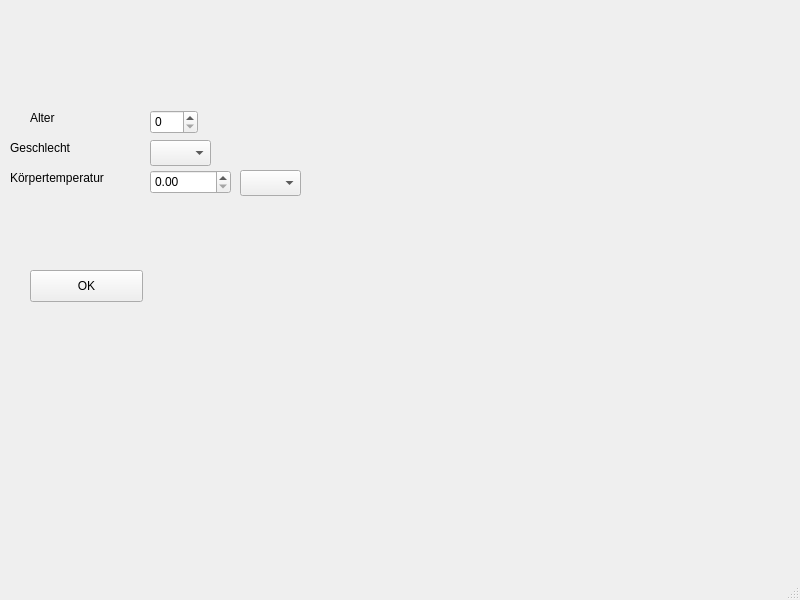
Before: the Qt Designer form FrmMain.ui in MusMuss1/CDSS_Hals, drawn with Qt 5.
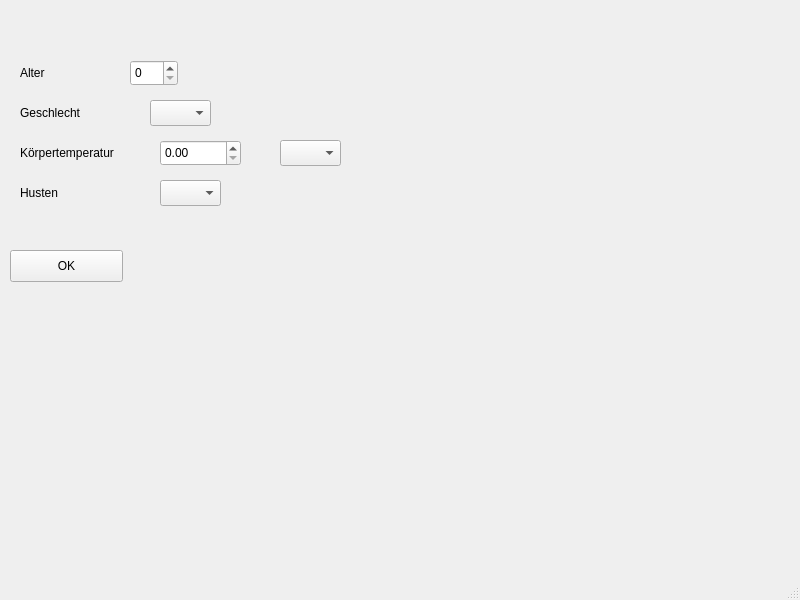
After: the same form once the commit is applied.

Commit message: Changes add Husten add create Chart for scores

```diff
--- a/FrmMain.ui
+++ b/FrmMain.ui
@@ -17,8 +17,8 @@
    <widget class="QPushButton" name="btnok">
     <property name="geometry">
      <rect>
-      <x>30</x>
-      <y>270</y>
+      <x>10</x>
+      <y>250</y>
       <width>113</width>
       <height>32</height>
      </rect>
@@ -30,20 +30,20 @@
    <widget class="QDoubleSpinBox" name="spinboxtemp">
     <property name="geometry">
      <rect>
-      <x>150</x>
-      <y>170</y>
+      <x>160</x>
+      <y>140</y>
       <width>81</width>
-      <height>24</height>
+      <height>26</height>
      </rect>
     </property>
    </widget>
    <widget class="QSpinBox" name="spinboxage">
     <property name="geometry">
      <rect>
-      <x>150</x>
-      <y>110</y>
+      <x>130</x>
+      <y>60</y>
       <width>48</width>
-      <height>24</height>
+      <height>26</height>
      </rect>
     </property>
    </widget>
@@ -51,7 +51,7 @@
     <property name="geometry">
      <rect>
       <x>150</x>
-      <y>140</y>
+      <y>100</y>
       <width>61</width>
       <height>26</height>
      </rect>
@@ -60,8 +60,8 @@
    <widget class="QComboBox" name="cmbfieber">
     <property name="geometry">
      <rect>
-      <x>240</x>
-      <y>170</y>
+      <x>280</x>
+      <y>140</y>
       <width>61</width>
       <height>26</height>
      </rect>
@@ -70,10 +70,10 @@
    <widget class="QLabel" name="label">
     <property name="geometry">
      <rect>
-      <x>30</x>
-      <y>110</y>
-      <width>60</width>
-      <height>16</height>
+      <x>20</x>
+      <y>60</y>
+      <width>91</width>
+      <height>26</height>
      </rect>
     </property>
     <property name="text">
@@ -83,10 +83,10 @@
    <widget class="QLabel" name="label_2">
     <property name="geometry">
      <rect>
-      <x>10</x>
-      <y>140</y>
+      <x>20</x>
+      <y>100</y>
       <width>81</width>
-      <height>16</height>
+      <height>26</height>
      </rect>
     </property>
     <property name="text">
@@ -96,16 +96,39 @@
    <widget class="QLabel" name="label_3">
     <property name="geometry">
      <rect>
-      <x>10</x>
-      <y>170</y>
+      <x>20</x>
+      <y>140</y>
       <width>111</width>
-      <height>16</height>
+      <height>26</height>
      </rect>
     </property>
     <property name="text">
      <string>Körpertemperatur</string>
     </property>
    </widget>
+   <widget class="QLabel" name="label_4">
+    <property name="geometry">
+     <rect>
+      <x>20</x>
+      <y>180</y>
+      <width>111</width>
+      <height>26</height>
+     </rect>
+    </property>
+    <property name="text">
+     <string>Husten</string>
+    </property>
+   </widget>
+   <widget class="QComboBox" name="cmbhusten">
+    <property name="geometry">
+     <rect>
+      <x>160</x>
+      <y>180</y>
+      <width>61</width>
+      <height>26</height>
+     </rect>
+    </property>
+   </widget>
   </widget>
   <widget class="QMenuBar" name="menubar">
    <property name="geometry">
```
The commit also changes 1 other file.
